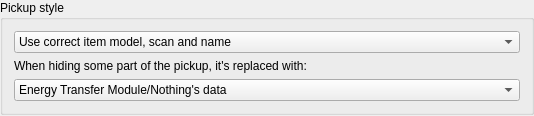
Qt form randovania/gui/ui_files/widget_pickup_style.ui (randovania/randovania) before a commit.
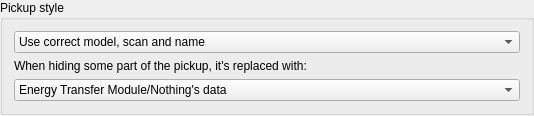
The same form after that commit. Custom widgets are drawn as their Qt base class.

Commit message: Other item mentions in the tab renamed to pickup

The edit to the form file:
```diff
--- a/randovania/gui/ui_files/widget_pickup_style.ui
+++ b/randovania/gui/ui_files/widget_pickup_style.ui
@@ -54,7 +54,7 @@
        <widget class="ScrollProtectedComboBox" name="pickup_model_combo">
         <item>
          <property name="text">
-          <string>Use correct item model, scan and name</string>
+          <string>Use correct model, scan and name</string>
          </property>
         </item>
         <item>
```
The commit also changes 7 other files.
